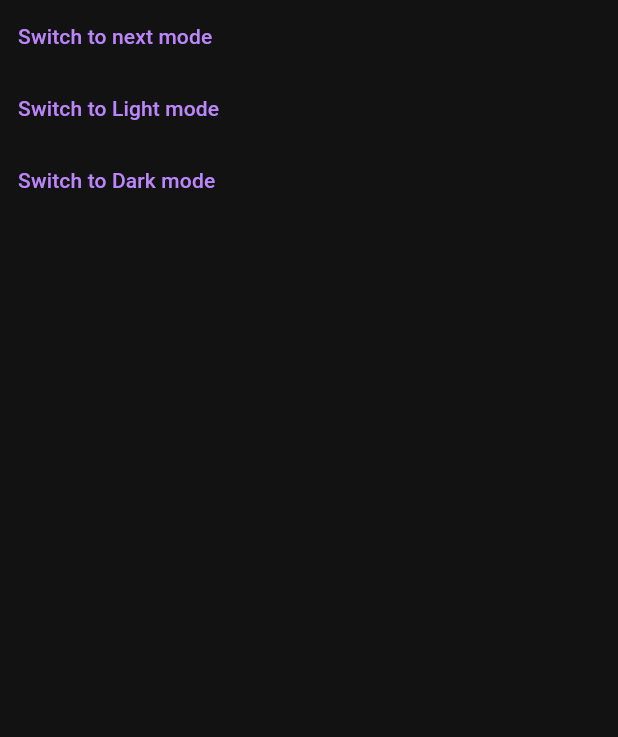
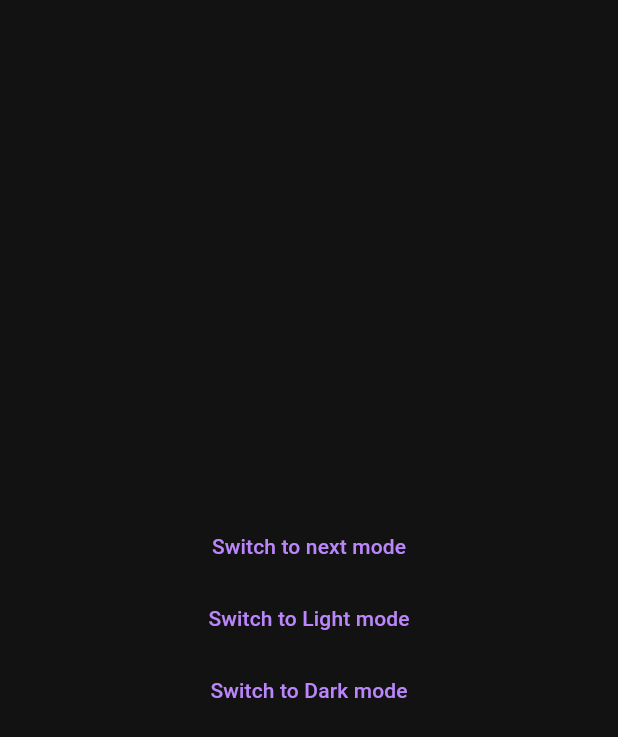
Before and after one commit to Dash-Inside/theme_example, a Flutter app: the screen it shows after launch, on a phone screen of 412 x 824 dp. Shown: the top 737 px of the screen. Run offline on Flutter 3.47's test engine with Material 2 defaults, Android fonts, the phone set to English and light mode, and no system bars; our stand-ins replace get_it, injectable.

Commit message:
feat: design stuff

```diff
--- a/lib/src/presentation/pages/home_page.dart
+++ b/lib/src/presentation/pages/home_page.dart
@@ -11,7 +11,6 @@ class HomePage extends StatelessWidget {
 
     return Scaffold(
       body: Column(
-        mainAxisSize: MainAxisSize.min,
         mainAxisAlignment: MainAxisAlignment.center,
         crossAxisAlignment: CrossAxisAlignment.center,
         children: [
@@ -21,8 +20,10 @@ class HomePage extends StatelessWidget {
             },
             child: const SizedBox(
               width: double.infinity,
+              child: Center(
                 child: Text(
                   'Switch to next mode',
+                ),
               ),
             ),
           ),
@@ -32,8 +33,10 @@ class HomePage extends StatelessWidget {
             },
             child: const SizedBox(
               width: double.infinity,
+              child: Center(
                 child: Text(
                   'Switch to Light mode',
+                ),
               ),
             ),
           ),
@@ -43,8 +46,10 @@ class HomePage extends StatelessWidget {
             },
             child: const SizedBox(
               width: double.infinity,
+              child: Center(
                 child: Text(
                   'Switch to Dark mode',
+                ),
               ),
             ),
           ),
```
Lines whose indentation alone changed are shown as unchanged.
